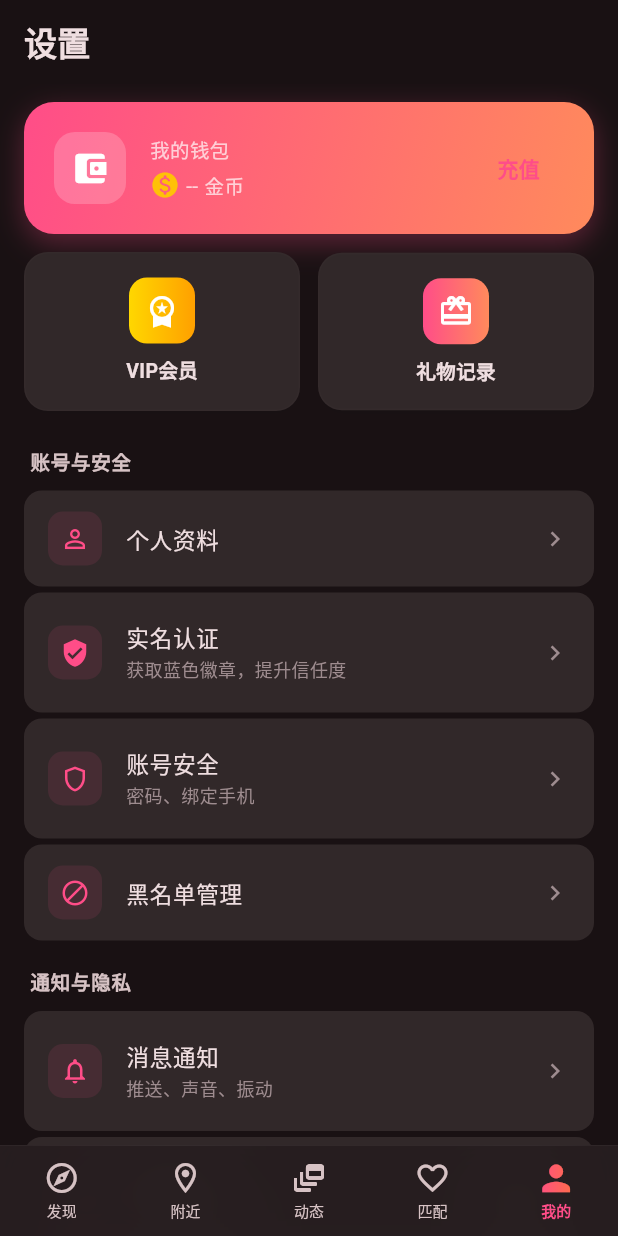
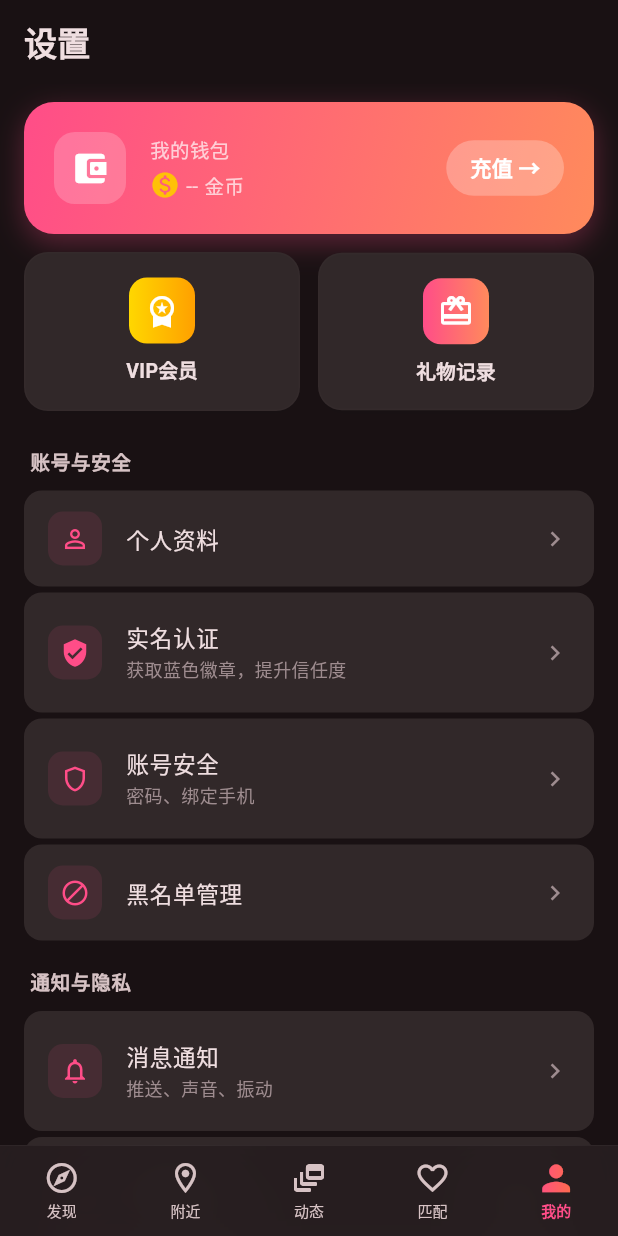
Before and after one commit to huangji6693-max/chunshuiquan-flutter, a Flutter app: the SettingsScreen screen opened by its route, on a phone screen of 412 x 824 dp. Run offline on Flutter 3.47's test engine with Material 3 defaults, Android fonts, the phone set to English and light mode, and no system bars; our stand-ins replace audioplayers, cached_network_image, dio, firebase_core, firebase_messaging, flutter_card_swiper and 10 more; missing offline and left inert: agora_rtc_engine, mesh_gradient; accounts and stored records are empty; network calls fail.

Commit message:
fix: 发现页按钮与导航栏重叠+按钮中文标签+设置页字体颜色+附近页底部留白
- 发现页操作按钮底部padding加70px避开导航栏
- NOPE/LIKE/SUPER改中文（不喜欢/喜欢/超级喜欢）
- Boost按钮加"加速"文字标签
- 按钮尺寸从68px缩至62px减少拥挤
- 设置页钱包卡片充值按钮改白色（原粉色在渐变上不可见）
- 设置页金币余额显式设白色
- 附近页Grid底部加100px padding防导航栏遮挡

Co-Authored-By: Claude Opus 4.6 (1M context) <noreply@anthropic.com>

```diff
--- a/lib/features/nearby/presentation/nearby_screen.dart
+++ b/lib/features/nearby/presentation/nearby_screen.dart
@@ -140,7 +140,7 @@ class _NearbyScreenState extends ConsumerState<NearbyScreen> {
 
               if (_isGridView) {
                 return SliverPadding(
-                  padding: const EdgeInsets.all(12),
+                  padding: const EdgeInsets.fromLTRB(12, 12, 12, 100),
                   sliver: SliverGrid(
                     gridDelegate:
                         const SliverGridDelegateWithFixedCrossAxisCount(
--- a/lib/features/settings/presentation/settings_screen.dart
+++ b/lib/features/settings/presentation/settings_screen.dart
@@ -80,7 +80,7 @@ class SettingsScreen extends ConsumerWidget {
                               balanceAsync.when(
                                 data: (c) => Text('$c',
                                     style: const TextStyle(
-
+                                        color: Colors.white,
                                         fontSize: 24,
                                         fontWeight: FontWeight.w800)),
                                 loading: () => const Text('...',
@@ -101,12 +101,12 @@ class SettingsScreen extends ConsumerWidget {
                       padding: const EdgeInsets.symmetric(
                           horizontal: 16, vertical: 8),
                       decoration: BoxDecoration(
-
+                        color: Colors.white.withValues(alpha: 0.25),
                         borderRadius: BorderRadius.circular(20),
                       ),
-                      child: const Text('充值',
+                      child: const Text('充值 →',
                           style: TextStyle(
-                              color: Color(0xFFFF4D88),
+                              color: Colors.white,
                               fontWeight: FontWeight.w700,
                               fontSize: 14)),
                     ),
```
Also changed, not shown: lib/features/boost/presentation/boost_button.dart (+14 -3 lines), lib/features/discover/presentation/discover_screen.dart (+14 -14 lines).
